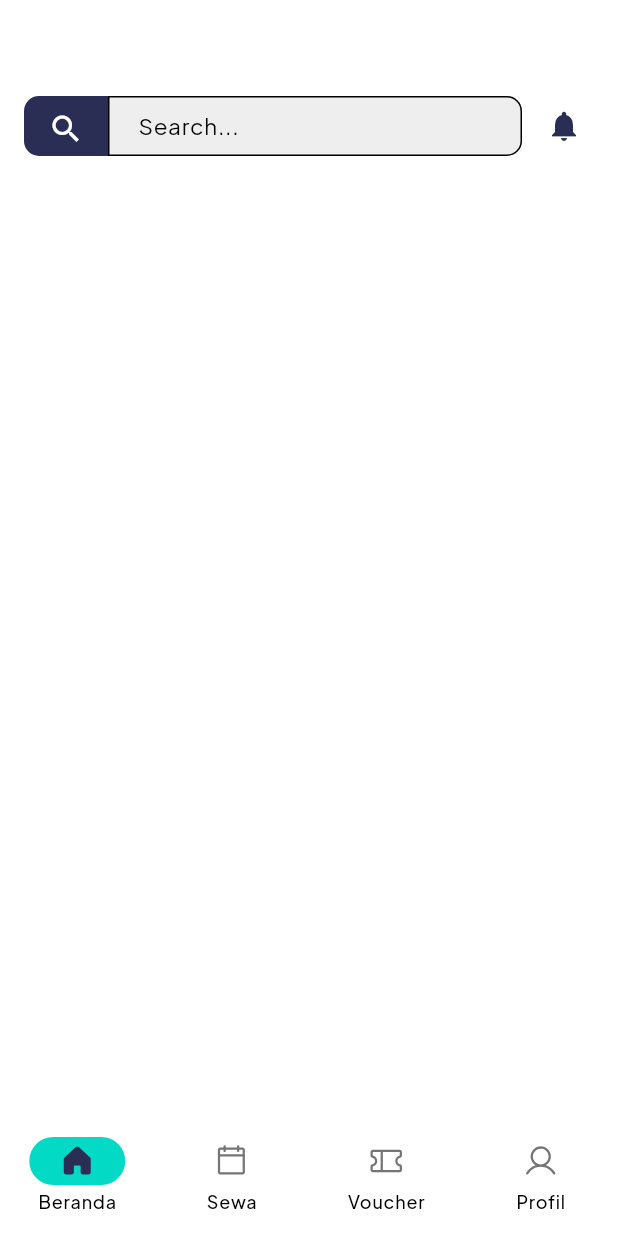
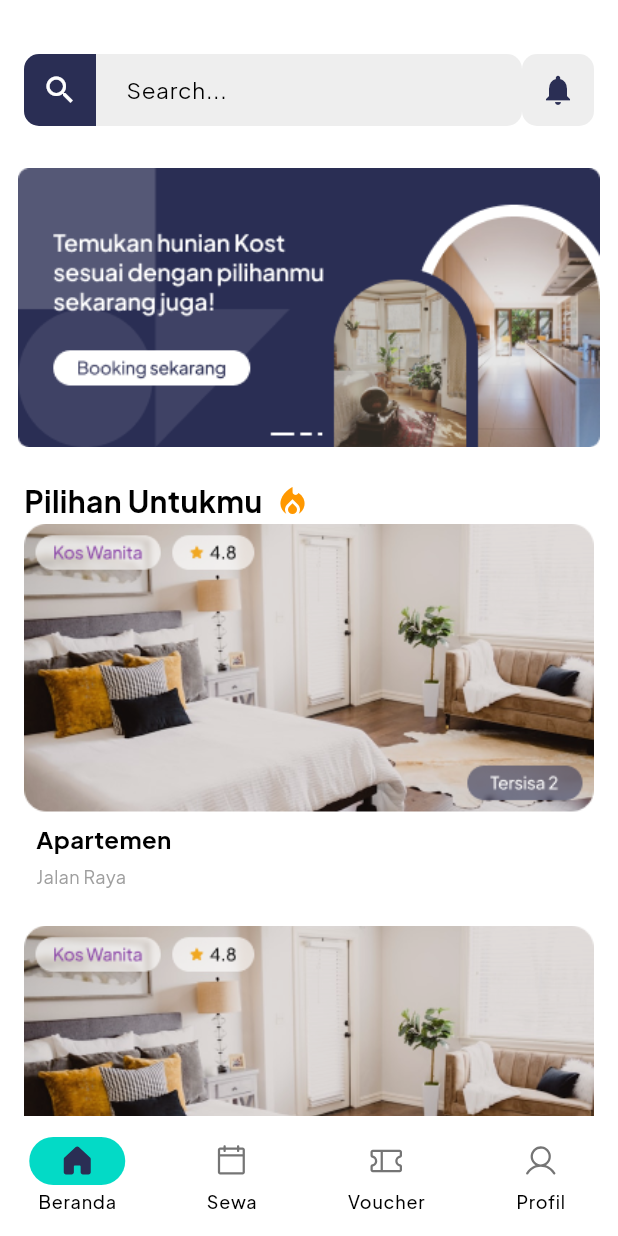
Before and after one commit to ayyashcihuy/skost_mobile, a Flutter app: the NavigationExample screen opened directly, on a phone screen of 412 x 824 dp. Run offline on Flutter 3.47's test engine with Material 3 defaults, Android fonts, the phone set to English and light mode, and no system bars; our stand-ins replace flutter_dotenv, flutter_svg; project files that could hold a hidden picture were left out.

Commit message:
debug: for list product. still didnt works

```diff
--- a/analysis_options.yaml
+++ b/analysis_options.yaml
@@ -10,6 +10,7 @@
 analyzer:
   errors:
     non_constant_identifier_names: ignore
+    constant_identifier_names: ignore
 include: package:flutter_lints/flutter.yaml
 
 linter:
--- /dev/null
+++ b/lib/features/auth/data/models/property.dart
@@ -0,0 +1,48 @@
+class Property {
+  final String name;
+  final String address;
+  final String descriptions;
+  final String images;
+  final DateTime created_at;
+  final DateTime updated_at;
+
+  const Property({
+    required this.name,
+    required this.address,
+    required this.descriptions,
+    required this.images,
+    required this.created_at,
+    required this.updated_at,
+  });
+
+  factory Property.fromJson(Map<String, dynamic> json) {
+    return switch (json) {
+      {
+        'name': String name,
+        'address': String address,
+        'descriptions': String descriptions,
+        'images': String images,
+        'created_at': DateTime created_at,
+        'updated_at': DateTime updated_at,
+      } =>
+        Property(
+          name: name,
+          address: address,
+          descriptions: descriptions,
+          images: images,
+          created_at: created_at,
+          updated_at: updated_at,
+        ),
+      _ => throw const FormatException('Failed to load property.'),
+    };
+  }
+
+  Map<String, dynamic> toJson() => {
+    'name': name,
+    'address': address,
+    'descriptions': descriptions,
+    'images': images,
+    'created_at': created_at,
+    'updated_at': updated_at,
+  };
+}
--- /dev/null
+++ b/lib/features/auth/presentation/pages/main/home.dart
@@ -0,0 +1,26 @@
+import 'package:flutter/material.dart';
+import 'package:mobile_apps/features/auth/presentation/widgets/hero_image.dart';
+import 'package:mobile_apps/features/auth/presentation/widgets/properties/property_list.dart';
+import 'package:mobile_apps/features/auth/presentation/widgets/search_bar.dart';
+
+class HomeWidget extends StatelessWidget {
+  const HomeWidget({super.key});
+
+  @override
+  Widget build(BuildContext context) {
+    return Scaffold(
+      body: SingleChildScrollView(
+        child: Column(
+          children: [
+            const SizedBox(height: 20),
+            const SearchBarWidget(),
+            // const SizedBox(height: 20),
+            const SlideshowWithOverlay(),
+            const SizedBox(height: 10),
+            PropertyList(),
+          ],
+        ),
+      ),
+    );
+  }
+}
--- a/lib/features/auth/presentation/pages/user-creation/navigation.dart
+++ b/lib/features/auth/presentation/pages/main/navigation.dart
@@ -1,6 +1,6 @@
 import 'package:flutter/material.dart';
 import 'package:flutter_svg/flutter_svg.dart';
-import 'package:mobile_apps/features/auth/presentation/widgets/search_bar.dart';
+import 'package:mobile_apps/features/auth/presentation/pages/main/home.dart';
 
 class NavigationBarApp extends StatelessWidget {
   const NavigationBarApp({super.key});
@@ -84,7 +84,8 @@ class _NavigationExampleState extends State<NavigationExample> {
       body: <Widget>[
 
         /// Home page
-        SearchBarWidget(),
+        HomeWidget(),
+
 
         Card(
           shadowColor: Colors.transparent,
--- a/lib/features/auth/presentation/pages/user-creation/otp.dart
+++ b/lib/features/auth/presentation/pages/user-creation/otp.dart
@@ -92,10 +92,10 @@ class _OtpPageState extends State<OtpPage> {
       ).toJson();
 
       try {
-        await otpSubmission(body);
+        // await otpSubmission(body);
 
-        // Add headers if needed (e.g., for JSON content type)
-        if (!mounted) return;
+        // // Add headers if needed (e.g., for JSON content type)
+        // if (!mounted) return;
         Navigator.pushNamed(context, '/createPassword');
       } catch (e) {
         // Handle exceptions or show error messages to the user
--- /dev/null
+++ b/lib/features/auth/presentation/widgets/hero_image.dart
@@ -0,0 +1,88 @@
+import 'package:flutter/material.dart';
+
+void main() {
+  runApp(const MyApp());
+}
+
+class MyApp extends StatelessWidget {
+  const MyApp({Key? key}) : super(key: key);
+
+  @override
+  Widget build(BuildContext context) {
+    return MaterialApp(
+      debugShowCheckedModeBanner: false,
+      home: Scaffold(
+        body: Center(
+          child: SlideshowWithOverlay(),
+        ),
+      ),
+    );
+  }
+}
+
+class SlideshowWithOverlay extends StatelessWidget {
+  const SlideshowWithOverlay({super.key});
+
+  @override
+  Widget build(BuildContext context) {
+    return Center(
+      child: Padding(
+        padding: const EdgeInsets.all(12.0),
+        child: AspectRatio(
+          aspectRatio: 396 / 190, // Maintain image aspect ratio
+          child: Stack(
+            fit: StackFit.expand, // Make children fill the Stack
+            children: [
+              // Slideshow images
+              PageView(
+                children: [
+                  Image.asset('assets/hero/slider.png',
+                    fit: BoxFit.cover,
+                  ),
+                ],
+              ),
+              // Overlay container
+              // Align(
+              //   alignment: Alignment.centerLeft, // Align text and button to the left
+              //   child: Padding(
+              //     padding: const EdgeInsets.symmetric(horizontal: 16.0), // Add padding
+              //     child: Column(
+              //       mainAxisAlignment: MainAxisAlignment.center,
+              //       crossAxisAlignment: CrossAxisAlignment.start,
+              //       children: [
+              //         Text(
+              //           'Your Headline Here',
+              //           style: TextStyle(
+              //             fontSize: 24,
+              //             fontWeight: FontWeight.bold,
+              //             color: Colors.white,
+              //             shadows: [
+              //               Shadow(
+              //                 blurRadius: 4,
+              //                 color: Colors.black54,
+              //                 offset: Offset(2, 2),
+              //               ),
+              //             ],
+              //           ),
+              //         ),
+              //         const SizedBox(height: 16), // Gap between text and button
+              //         ElevatedButton(
+              //           onPressed: () {
+              //             // Add your button functionality here
+              //           },
+              //           style: ElevatedButton.styleFrom(
+              //             backgroundColor: Colors.blueAccent,
+              //           ),
+              //           child: const Text('Click Me'),
+              //         ),
+              //       ],
+              //     ),
+              //   ),
+              // ),
+            ],
+          ),
+        ),
+      ),
+    );
+  }
+}
--- /dev/null
+++ b/lib/features/auth/presentation/widgets/properties/property_list.dart
@@ -0,0 +1,56 @@
+import 'package:flutter/material.dart';
+import 'package:mobile_apps/features/auth/data/models/property.dart';
+import 'package:mobile_apps/features/auth/presentation/widgets/properties/property_widget.dart';
+
+// ignore: use_key_in_widget_constructors
+class PropertyList extends StatelessWidget {
+  final List<Property> products = [
+    Property(
+      name: "Apartemen",
+      address: "Jalan Raya",
+      descriptions: "Apartemen",
+      images: "assets/hero/dummy.png",
+      created_at: DateTime.now(),
+      updated_at: DateTime.now(),
+    ),
+    Property(
+      name: "Apartemen",
+      address: "Jalan Raya",
+      descriptions: "Apartemen",
+      images: "assets/hero/dummy.png",
+      created_at: DateTime.now(),
+      updated_at: DateTime.now(),
+    ),
+  ];
+
+  @override
+  Widget build(BuildContext context) {
+    return Padding(
+      padding: const EdgeInsets.symmetric(horizontal: 16.0),
+      child: Column(
+        crossAxisAlignment: CrossAxisAlignment.start,
+        children: [
+          // Title Row
+          Row(
+            children: const [
+              Text(
+                "Pilihan Untukmu",
+                style: TextStyle(
+                  fontSize: 20,
+                  fontWeight: FontWeight.bold,
+                ),
+              ),
+              SizedBox(width: 8), // Space between text and icon
+              Icon(Icons.local_fire_department, color: Colors.orange),
+            ],
+          ),
+          // Reduce the gap here
+          const SizedBox(height: 0), // Control the spacing explicitly
+
+          // Product List Widget
+          ProductListWidget(products: products),
+        ],
+      ),
+    );
+  }
+}
--- /dev/null
+++ b/lib/features/auth/presentation/widgets/properties/property_widget.dart
@@ -0,0 +1,108 @@
+import 'package:flutter/material.dart';
+import 'package:mobile_apps/features/auth/data/models/property.dart';
+
+class ProductListWidget extends StatelessWidget {
+  final List<Property> products;
+
+  const ProductListWidget({super.key, required this.products});
+
+  @override
+  Widget build(BuildContext context) {
+    return ListView.separated(
+      shrinkWrap: true, // Ensures the list doesn't take extra space
+      physics: const NeverScrollableScrollPhysics(), // Prevent scrolling within this widget
+      itemCount: products.length,
+      separatorBuilder: (_, __) => const SizedBox(height: 16), // Add small spacing between items
+      itemBuilder: (context, index) {
+        final product = products[index];
+        return ProductCard(product: product);
+      },
+    );
+  }
+}
+
+class ProductCard extends StatelessWidget {
+  final Property product;
+
+  const ProductCard({super.key, required this.product});
+
+  @override
+  Widget build(BuildContext context) {
+    return Container(
+      decoration: BoxDecoration(
+        borderRadius: BorderRadius.circular(10),
+        color: Colors.white,
+      ),
+      child: Column(
+        crossAxisAlignment: CrossAxisAlignment.start,
+        children: [
+          // Product image with labels
+          Stack(
+            children: [
+              AspectRatio(
+                aspectRatio: 396 / 200, // Ensures consistent image sizing
+                child: ClipRRect(
+                  borderRadius: const BorderRadius.vertical(top: Radius.circular(10)),
+                  child: Image.asset(
+                    product.images,
+                    fit: BoxFit.cover,
+                  ),
+                ),
+              ),
+              // Top-left labels
+            ],
+          ),
+          // Product description
+          Padding(
+            padding: const EdgeInsets.all(8.0),
+            child: Row(
+              mainAxisAlignment: MainAxisAlignment.spaceBetween,
+              crossAxisAlignment: CrossAxisAlignment.start,
+              children: [
+                // Title and address
+                Column(
+                  crossAxisAlignment: CrossAxisAlignment.start,
+                  children: [
+                    Text(
+                      product.name,
+                      style: const TextStyle(
+                        fontWeight: FontWeight.bold,
+                        fontSize: 16,
+                      ),
+                    ),
+                    const SizedBox(height: 4),
+                    Text(
+                      product.address,
+                      style: const TextStyle(
+                        color: Colors.grey,
+                        fontSize: 12,
+                      ),
+                    ),
+                  ],
+                ),
+              ],
+            ),
+          ),
+        ],
+      ),
+    );
+  }
+
+  // Helper method to create labels
+  // Widget _buildLabel(String text, Color backgroundColor, {Color textColor = Colors.black}) {
+  //   return Container(
+  //     padding: const EdgeInsets.symmetric(horizontal: 8, vertical: 4),
+  //     decoration: BoxDecoration(
+  //       color: backgroundColor,
+  //       borderRadius: BorderRadius.circular(4),
+  //     ),
+  //     child: Text(
+  //       text,
+  //       style: TextStyle(
+  //         fontSize: 12,
+  //         color: textColor,
+  //       ),
+  //     ),
+  //   );
+  // }
+}
--- a/lib/features/auth/presentation/widgets/search_bar.dart
+++ b/lib/features/auth/presentation/widgets/search_bar.dart
@@ -1,67 +1,59 @@
 import 'package:flutter/material.dart';
 
-class SearchBarWidget extends StatefulWidget {
+class SearchBarWidget extends StatelessWidget {
   const SearchBarWidget({super.key});
 
   @override
-  State<SearchBarWidget> createState() => _SearchBarWidgetState();
-}
-
-class _SearchBarWidgetState extends State<SearchBarWidget> {
-
-  @override
   Widget build(BuildContext context) {
-    return Scaffold(
-      body: SingleChildScrollView(
-        child: Padding(
-          padding: const EdgeInsets.only(top: 64, left: 16, right: 16),
+    return Padding(
+      padding: const EdgeInsets.all(16.0), // Padding for the widget
       child: Row(
         children: [
-              // Search bar
+          // First Container: Search Button
           Container(
-                height: 40, // Match height of TextField
-                padding: const EdgeInsets.symmetric(vertical: 10.0, horizontal: 16.0),
-                decoration: BoxDecoration(
-                  borderRadius: const BorderRadius.only(
+            height: 48,
+            width: 48, // 1:1 ratio
+            decoration: const BoxDecoration(
+              color: Color.fromRGBO(42, 46, 84, 1),
+              borderRadius: BorderRadius.only(
                 topLeft: Radius.circular(10),
                 bottomLeft: Radius.circular(10),
               ),
-                  color: const Color.fromRGBO(42, 46, 84, 1),
             ),
             child: const Icon(
               Icons.search,
               color: Colors.white,
             ),
           ),
+          // Second Container: Search Bar Input
           Expanded(
             child: SizedBox(
-                  height: 40,
+              height: 48,
               child: TextField(
                 decoration: InputDecoration(
                   hintText: 'Search...',
-                      hintStyle: const TextStyle(
-                        fontSize: 15
+                  hintStyle: const TextStyle(fontSize: 15),
+                  contentPadding: const EdgeInsets.symmetric(horizontal: 16.0),
+                  border: OutlineInputBorder(
+                    borderSide: BorderSide.none, // No border since we use BoxDecoration
+                    borderRadius: BorderRadius.only(
+                      topRight: Radius.circular(10),
+                      bottomRight: Radius.circular(10),
                     ),
-                      contentPadding: const EdgeInsets.symmetric(vertical: 10.0, horizontal: 16.0),
-                      border: OutlineInputBorder(
-                        borderSide: const BorderSide(color: Color(0xFFDBDBDB), width: 1),
-                        borderRadius: BorderRadius.only(topRight: Radius.circular(10), bottomRight: Radius.circular(10)),
                   ),
                   filled: true,
-                      fillColor: Colors.grey[200],
+                  fillColor: Colors.grey[200], // Background color
                 ),
               ),
             ),
           ),
-              const SizedBox(width: 8.0), // Space between search bar and icon
+          // Third Container: Notification Button
           Container(
-                height: 40, // Match height of TextField
-                padding: const EdgeInsets.symmetric(vertical: 8, horizontal: 8.0),
+            height: 48,
+            width: 48, // 1:1 ratio
             decoration: BoxDecoration(
-                  borderRadius: const BorderRadius.only(
-                    topLeft: Radius.circular(10),
-                    bottomLeft: Radius.circular(10),
-                  ),
+              color: Colors.grey[200],
+              borderRadius: BorderRadius.circular(10),
             ),
             child: const Icon(
               Icons.notifications,
@@ -70,8 +62,6 @@ class _SearchBarWidgetState extends State<SearchBarWidget> {
           ),
         ],
       ),
-        ),
-      )
     );
   }
 }
--- a/lib/main.dart
+++ b/lib/main.dart
@@ -1,7 +1,7 @@
 import 'package:flutter/material.dart';
 import 'package:flutter_dotenv/flutter_dotenv.dart';
 import 'package:mobile_apps/features/auth/data/states/registration_state.dart';
-import 'package:mobile_apps/features/auth/presentation/pages/user-creation/navigation.dart';
+import 'package:mobile_apps/features/auth/presentation/pages/main/navigation.dart';
 import 'package:provider/provider.dart';
 import 'package:mobile_apps/features/auth/presentation/pages/user-creation/create-password.dart';
 import 'package:mobile_apps/features/auth/presentation/pages/user-creation/forgot-password.dart';
--- a/pubspec.yaml
+++ b/pubspec.yaml
@@ -67,6 +67,7 @@ flutter:
     - .env
     - assets/icons/
     - assets/home/
+    - assets/hero/
     - assets/logo/
     - assets/logo/bookost_logo.png
   #   - images/a_dot_ham.jpeg
```
Also changed, not shown: assets/hero/dummy.png (added), assets/hero/hero_slider.svg (added), assets/hero/slider.png (added), assets/home/Fire.svg (added). Lines whose indentation alone changed are shown as unchanged.
